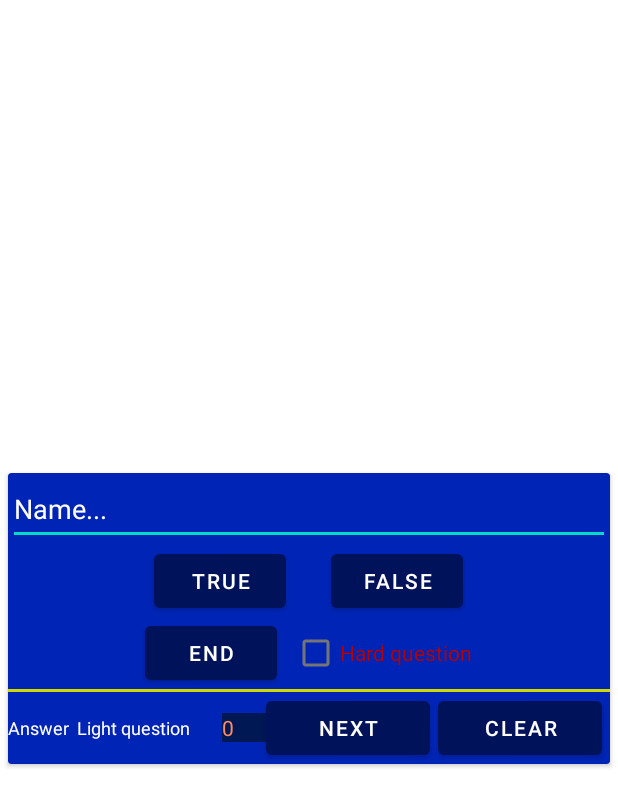
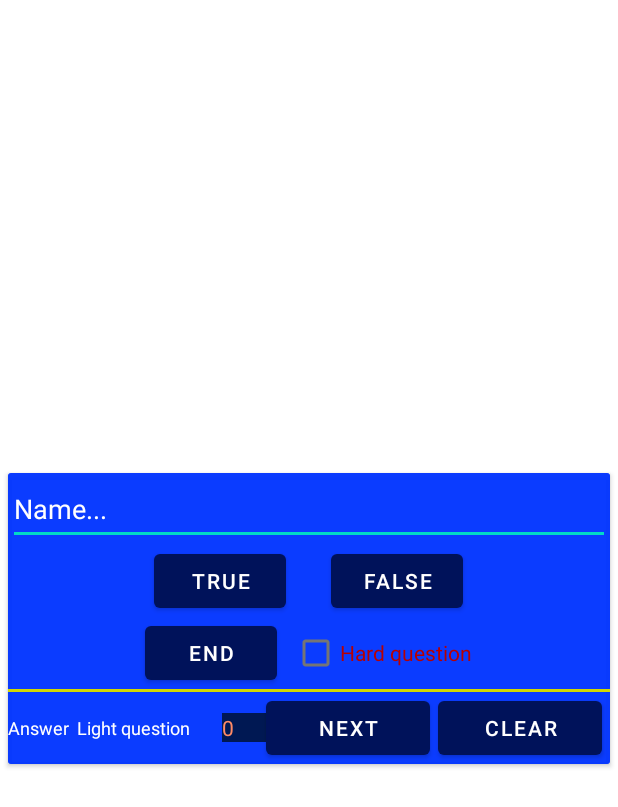
Before and after one commit to tpov/SchoolQuiz, an Android app: the layout create_question_dialog.xml on its own in the app's theme, with its tools: preview values and no code run, on a phone screen of 412 x 824 dp. Shown: the top 807 px of the screen. Run offline under Robolectric (Android 15) with nearby library versions, the phone set to English and light mode, and no system bars.

Commit message:
Edit design(1) and text(1)

```diff
--- a/app/src/main/res/layout/create_question_dialog.xml
+++ b/app/src/main/res/layout/create_question_dialog.xml
@@ -9,7 +9,7 @@
         android:layout_height="wrap_content"
         android:layout_marginStart="5dp"
         android:layout_marginEnd="5dp"
-        android:backgroundTint="#0024B5"
+        android:backgroundTint="#C90033FF"
         app:cardBackgroundColor="#001871"
         app:layout_constraintBottom_toBottomOf="parent"
         app:layout_constraintEnd_toEndOf="parent"
@@ -19,6 +19,7 @@
         <LinearLayout
             android:layout_width="match_parent"
             android:layout_height="match_parent"
+            android:background="#C90033FF"
             android:orientation="vertical">
 
             <EditText
```
Also changed, not shown: 2 other files.
